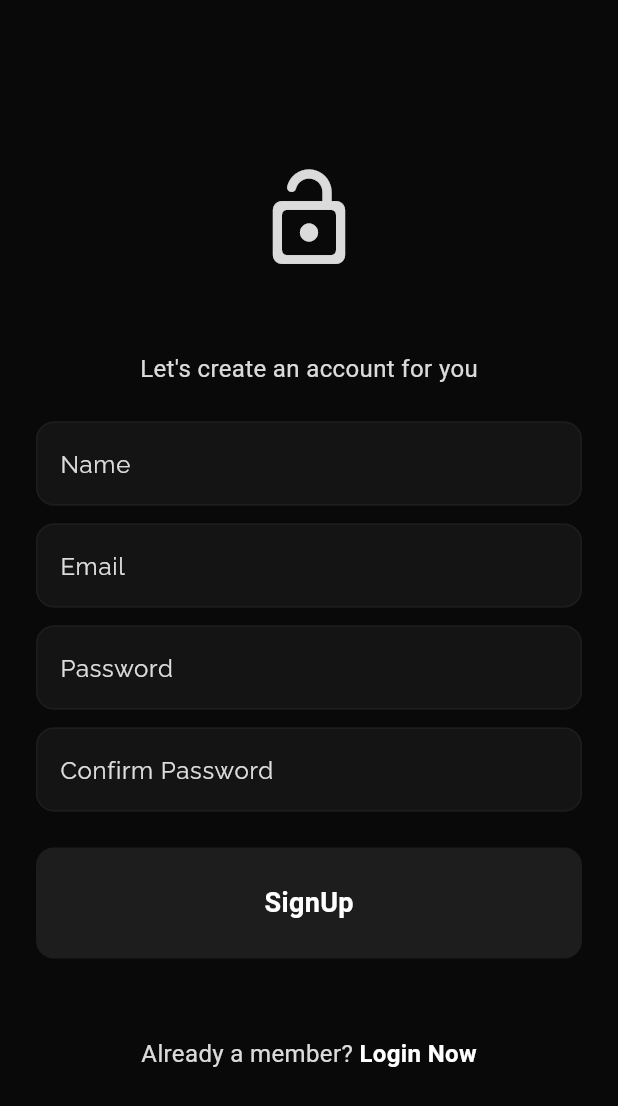
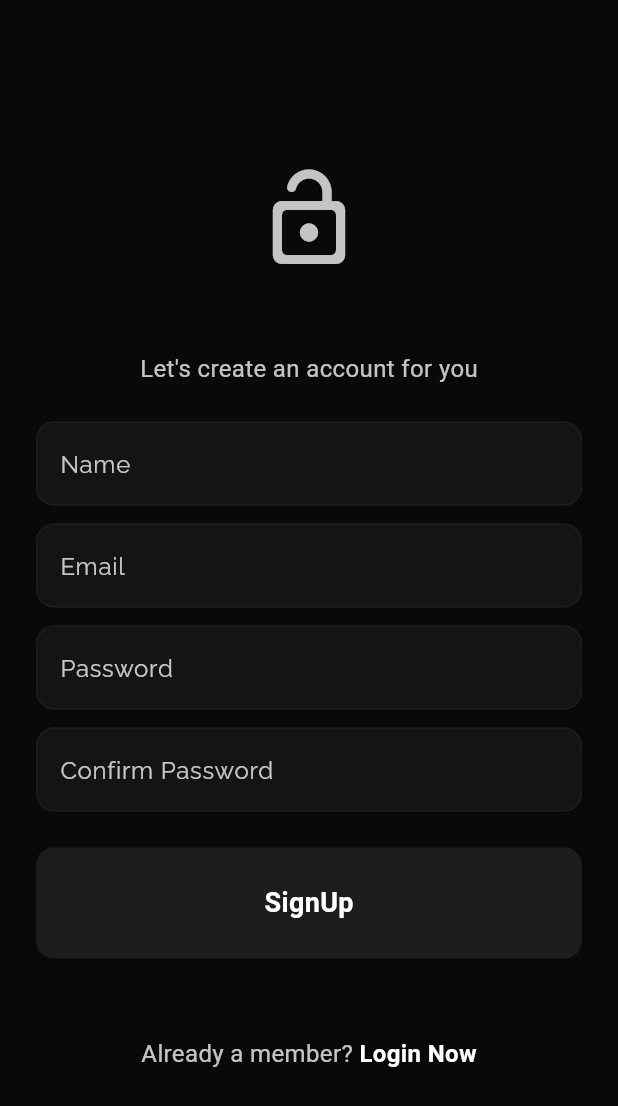
Before and after one commit to NovaLogics/lyxa-live-flutter-app, a Flutter app: the screen it shows after launch, after a tap on "Register now!", on a phone screen of 412 x 824 dp. Shown: the top 1106 px of the screen. Run offline on Flutter 3.47's test engine with Material 3 defaults, Android fonts, the phone set to English and light mode, and no system bars; our stand-ins replace cached_network_image, cloud_firestore, file_picker, firebase_auth, firebase_core, firebase_storage and 1 more; accounts and stored records are empty; generated files the repository leaves out were written again.

Commit message:
feat [ theme ]: Update colours > surfaceContainerLow

```diff
--- a/lib/src/core/themes/dark_mode.dart
+++ b/lib/src/core/themes/dark_mode.dart
@@ -3,10 +3,11 @@ import 'package:flutter/material.dart';
 ThemeData darkMode = ThemeData(
   colorScheme: const ColorScheme.dark(
     surface: Color.fromARGB(255, 9, 9, 9),
-    primary: Color.fromARGB(218, 255, 255, 255),
+    primary: Color.fromARGB(194, 255, 255, 255),
     secondary: Color.fromARGB(255, 20, 20, 20),
     tertiary: Color.fromARGB(255, 29, 29, 29),
     inversePrimary: Colors.white,
+    surfaceContainerLow : Color.fromARGB(175, 20, 20, 20),
   ),
   scaffoldBackgroundColor: const Color.fromARGB(255, 9, 9, 9),
 );
--- a/lib/src/core/themes/light_mode.dart
+++ b/lib/src/core/themes/light_mode.dart
@@ -7,6 +7,7 @@ ThemeData lightMode = ThemeData(
     secondary: Colors.grey.shade200,
     tertiary: Colors.grey.shade100,
     inversePrimary: Colors.grey.shade900,
+    surfaceContainerLow: const Color.fromARGB(175, 238, 238, 238),
   ),
   scaffoldBackgroundColor: Colors.grey.shade300,
 );
```
